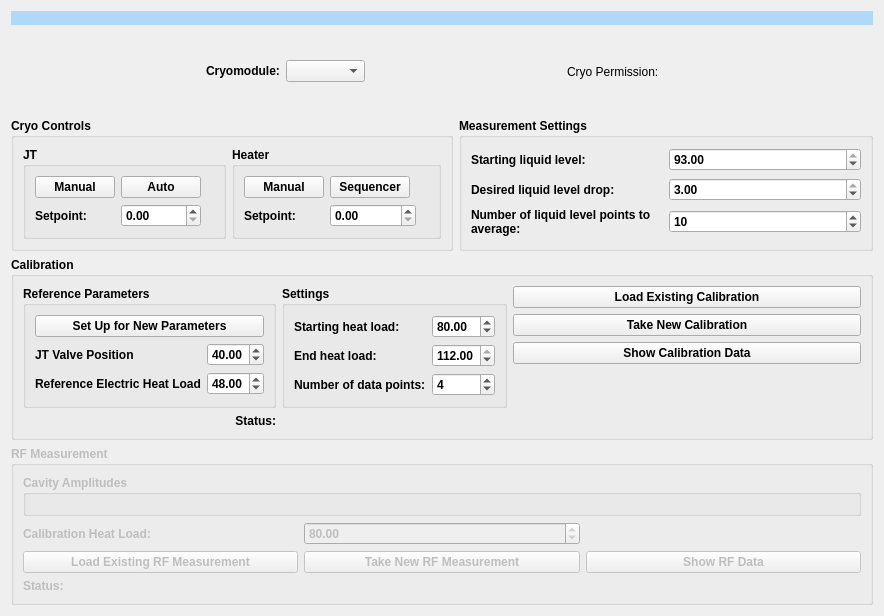
First picture: the form in q0.ui, repository ssoham/Q0Measurement, before the edit.
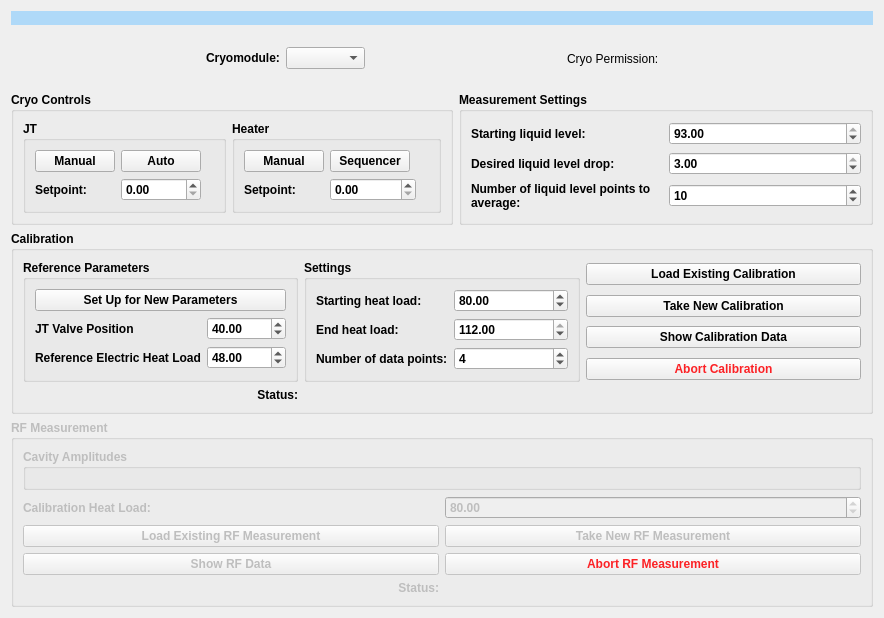
Second picture: the form after the edit. Custom widgets are drawn as their Qt base class.

Commit message: first pass at abort buttons... hope it works...

Diff of the .ui file:
```diff
--- a/q0.ui
+++ b/q0.ui
@@ -7,7 +7,7 @@
     <x>0</x>
     <y>0</y>
     <width>884</width>
-    <height>616</height>
+    <height>618</height>
    </rect>
   </property>
   <property name="windowTitle">
@@ -505,13 +505,6 @@
         </layout>
        </widget>
       </item>
-      <item row="3" column="2" colspan="2">
-       <widget class="QPushButton" name="show_cal_data_button">
-        <property name="text">
-         <string>Show Calibration Data</string>
-        </property>
-       </widget>
-      </item>
       <item row="5" column="0">
        <widget class="QLabel" name="label_8">
         <property name="text">
@@ -588,21 +581,38 @@
         </layout>
        </widget>
       </item>
-      <item row="1" column="2" colspan="2">
-       <widget class="QPushButton" name="load_cal_button">
+      <item row="4" column="2">
+       <widget class="QPushButton" name="abort_cal_button">
+        <property name="styleSheet">
+         <string notr="true">color: rgb(252, 33, 37);</string>
+        </property>
         <property name="text">
-         <string>Load Existing Calibration</string>
+         <string>Abort Calibration</string>
         </property>
        </widget>
       </item>
-      <item row="2" column="2" colspan="2">
+      <item row="3" column="2">
+       <widget class="QPushButton" name="show_cal_data_button">
+        <property name="text">
+         <string>Show Calibration Data</string>
+        </property>
+       </widget>
+      </item>
+      <item row="2" column="2">
        <widget class="QPushButton" name="new_cal_button">
         <property name="text">
          <string>Take New Calibration</string>
         </property>
        </widget>
       </item>
-      <item row="5" column="1" colspan="3">
+      <item row="1" column="2">
+       <widget class="QPushButton" name="load_cal_button">
+        <property name="text">
+         <string>Load Existing Calibration</string>
+        </property>
+       </widget>
+      </item>
+      <item row="5" column="1" colspan="2">
        <widget class="QLabel" name="cal_status_label">
         <property name="text">
          <string/>
@@ -630,20 +640,6 @@
       <string>RF Measurement</string>
      </property>
      <layout class="QGridLayout" name="gridLayout_8">
-      <item row="1" column="0">
-       <widget class="QLabel" name="label_7">
-        <property name="text">
-         <string>Calibration Heat Load:</string>
-        </property>
-       </widget>
-      </item>
-      <item row="2" column="2">
-       <widget class="QPushButton" name="show_rf_button">
-        <property name="text">
-         <string>Show RF Data</string>
-        </property>
-       </widget>
-      </item>
       <item row="2" column="0">
        <widget class="QPushButton" name="load_rf_button">
         <property name="text">
@@ -651,8 +647,18 @@
         </property>
        </widget>
       </item>
+      <item row="2" column="1">
+       <widget class="QPushButton" name="new_rf_button">
+        <property name="text">
+         <string>Take New RF Measurement</string>
+        </property>
+       </widget>
+      </item>
       <item row="1" column="1">
        <widget class="QDoubleSpinBox" name="rf_cal_spinbox">
+        <property name="enabled">
+         <bool>false</bool>
+        </property>
         <property name="minimum">
          <double>24.000000000000000</double>
         </property>
@@ -664,7 +670,41 @@
         </property>
        </widget>
       </item>
-      <item row="0" column="0" colspan="3">
+      <item row="1" column="0">
+       <widget class="QLabel" name="label_7">
+        <property name="text">
+         <string>Calibration Heat Load:</string>
+        </property>
+       </widget>
+      </item>
+      <item row="4" column="0">
+       <widget class="QLabel" name="label_15">
+        <property name="text">
+         <string>Status:</string>
+        </property>
+        <property name="alignment">
+         <set>Qt::AlignRight|Qt::AlignTrailing|Qt::AlignVCenter</set>
+        </property>
+       </widget>
+      </item>
+      <item row="3" column="0">
+       <widget class="QPushButton" name="show_rf_button">
+        <property name="text">
+         <string>Show RF Data</string>
+        </property>
+       </widget>
+      </item>
+      <item row="3" column="1">
+       <widget class="QPushButton" name="abort_rf_button">
+        <property name="styleSheet">
+         <string notr="true">color: rgb(252, 33, 37);</string>
+        </property>
+        <property name="text">
+         <string>Abort RF Measurement</string>
+        </property>
+       </widget>
+      </item>
+      <item row="0" column="0" colspan="2">
        <widget class="QGroupBox" name="groupBox_7">
         <property name="title">
          <string>Cavity Amplitudes</string>
@@ -676,25 +716,14 @@
         </layout>
        </widget>
       </item>
-      <item row="2" column="1">
-       <widget class="QPushButton" name="new_rf_button">
-        <property name="text">
-         <string>Take New RF Measurement</string>
-        </property>
-       </widget>
-      </item>
-      <item row="3" column="0">
-       <widget class="QLabel" name="label_15">
-        <property name="text">
-         <string>Status:</string>
-        </property>
-       </widget>
-      </item>
-      <item row="3" column="1" colspan="2">
+      <item row="4" column="1">
        <widget class="QLabel" name="rf_status_label">
         <property name="text">
          <string/>
         </property>
+        <property name="wordWrap">
+         <bool>true</bool>
+        </property>
        </widget>
       </item>
      </layout>
```
The commit also changes 2 other files.
